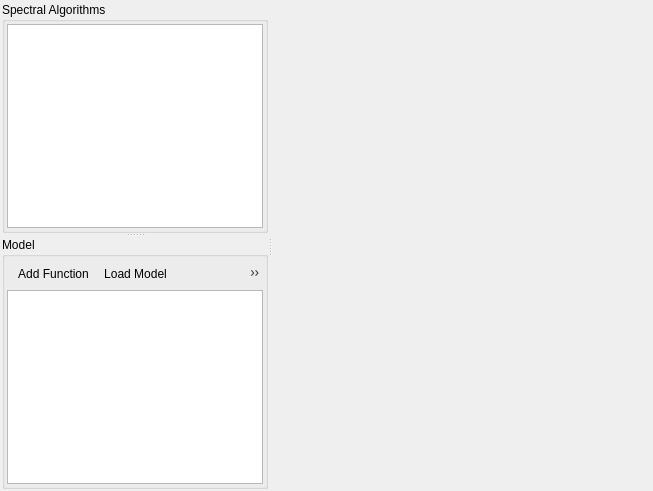
First picture: the form in qps/speclib/spectralprocessingwidget.ui, repository EnMAP-Box/qgispluginsupport, before the edit.
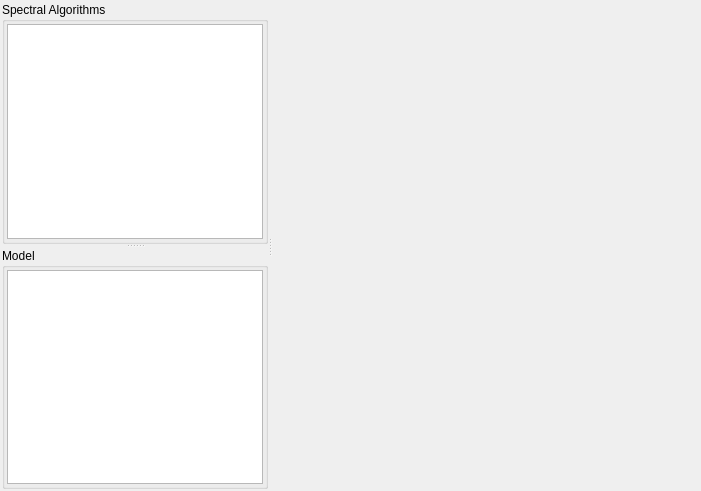
Second picture: the form after the edit. Icons and pictures are not drawn. Custom widgets are drawn as their Qt base class.

```diff
--- a/qps/speclib/spectralprocessingwidget.ui
+++ b/qps/speclib/spectralprocessingwidget.ui
@@ -6,7 +6,7 @@
    <rect>
     <x>0</x>
     <y>0</y>
-    <width>653</width>
+    <width>701</width>
     <height>491</height>
    </rect>
   </property>
@@ -102,41 +102,6 @@
         <property name="bottomMargin">
          <number>2</number>
         </property>
-        <item>
-         <widget class="QToolBar" name="mToolBar">
-          <property name="sizePolicy">
-           <sizepolicy hsizetype="Preferred" vsizetype="Preferred">
-            <horstretch>0</horstretch>
-            <verstretch>0</verstretch>
-           </sizepolicy>
-          </property>
-          <property name="contextMenuPolicy">
-           <enum>Qt::DefaultContextMenu</enum>
-          </property>
-          <property name="windowTitle">
-           <string>Attribute Table Toolbar</string>
-          </property>
-          <property name="movable">
-           <bool>false</bool>
-          </property>
-          <property name="allowedAreas">
-           <set>Qt::NoToolBarArea</set>
-          </property>
-          <property name="iconSize">
-           <size>
-            <width>18</width>
-            <height>18</height>
-           </size>
-          </property>
-          <property name="floatable">
-           <bool>false</bool>
-          </property>
-          <addaction name="actionAddFunction"/>
-          <addaction name="actionLoadModel"/>
-          <addaction name="actionSaveModel"/>
-          <addaction name="actionRemoveFunction"/>
-         </widget>
-        </item>
         <item>
          <widget class="SpectralProcessingModelTableView" name="mTableView">
           <property name="dragEnabled">
@@ -174,7 +139,7 @@
         <rect>
          <x>0</x>
          <y>0</y>
-         <width>381</width>
+         <width>429</width>
          <height>487</height>
         </rect>
        </property>
```
